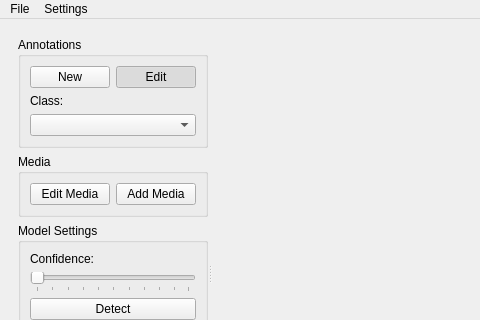
Above: src/core/mainwindow.ui from OceanEye-Project/OceanEye-QT before the change; both pictures show x 0 to 480 and y 0 to 320 of the 800 by 856 pixel window. Below: the same form after it.
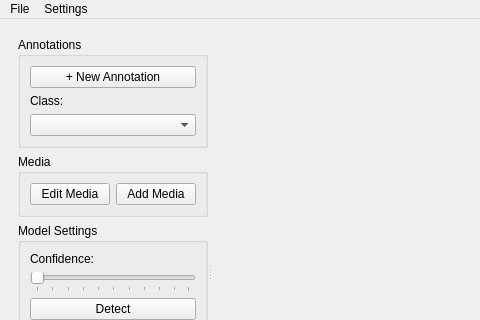
That is the form after the change.

What changed in the file:
```diff
--- a/src/core/mainwindow.ui
+++ b/src/core/mainwindow.ui
@@ -84,14 +84,12 @@
                  </property>
                  <layout class="QVBoxLayout" name="verticalLayout">
                   <item>
-                   <layout class="QHBoxLayout" name="horizontalLayout_9">
-                    <item>
                      <widget class="QPushButton" name="annotationNewBtn">
                       <property name="toolTipDuration">
                        <number>-4</number>
                       </property>
                       <property name="text">
-                       <string>New</string>
+                     <string>+ New Annotation</string>
                       </property>
                       <property name="checkable">
                        <bool>true</bool>
@@ -100,24 +98,6 @@
                        <bool>true</bool>
                       </property>
                      </widget>
-                    </item>
-                    <item>
-                     <widget class="QPushButton" name="annotationEditBtn">
-                      <property name="text">
-                       <string>Edit</string>
-                      </property>
-                      <property name="checkable">
-                       <bool>true</bool>
-                      </property>
-                      <property name="checked">
-                       <bool>true</bool>
-                      </property>
-                      <property name="autoExclusive">
-                       <bool>true</bool>
-                      </property>
-                     </widget>
-                    </item>
-                   </layout>
                   </item>
                   <item>
                    <widget class="QLabel" name="label">
```
Lines whose indentation alone changed are shown as unchanged.
